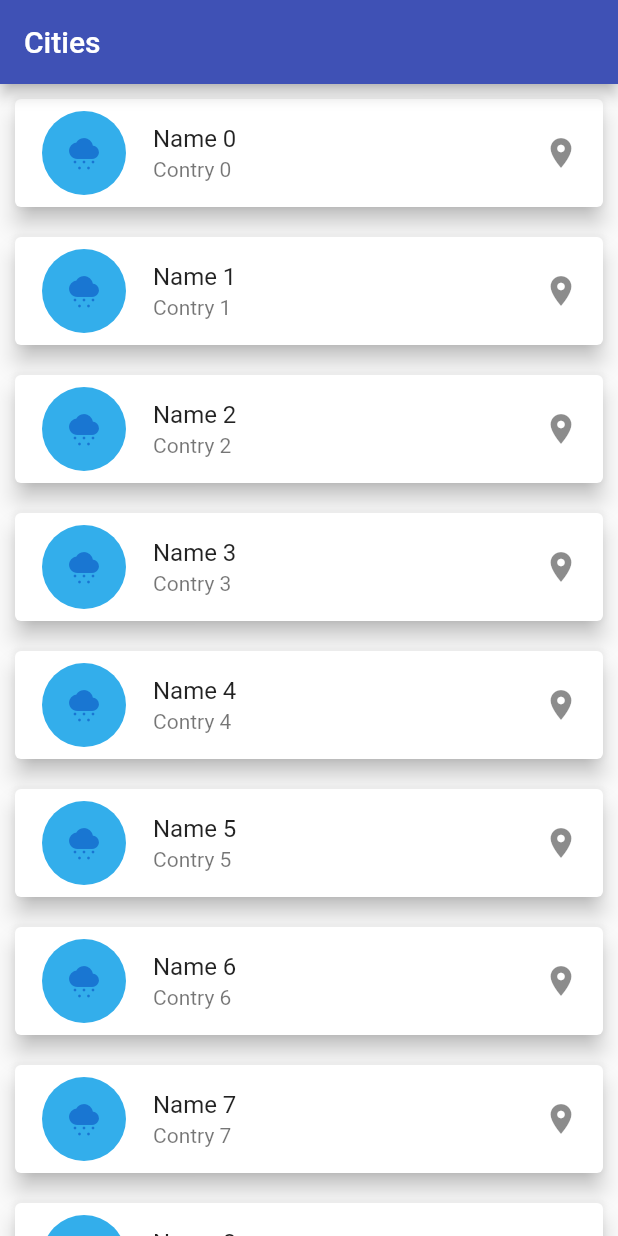
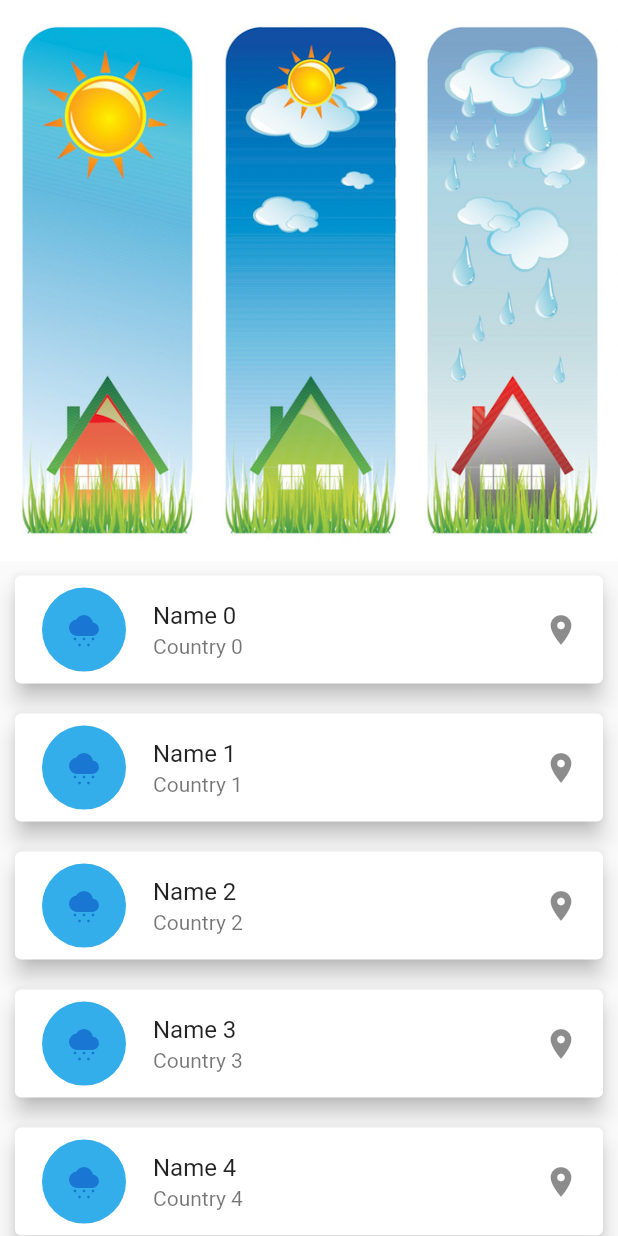
Before and after one commit to jsalazarf27/weather, a Flutter app: the screen it shows after launch, on a phone screen of 412 x 824 dp. Run offline on Flutter 3.47's test engine with Material 2 defaults, Android fonts, the phone set to English and light mode, and no system bars.

Commit message:
add image weather

```diff
--- a/lib/ui/pages/cities_page.dart
+++ b/lib/ui/pages/cities_page.dart
@@ -4,18 +4,19 @@ import 'package:weather/models/city.dart';
 class CitiesPage extends StatelessWidget {
   final List<Cities> cities = List<Cities>.generate(
     20,
-    (i) =>
-        MessageItem(City('Name $i', 'Contry $i', 'Location $i', 'Location $i')),
+    (i) => MessageItem(
+        City('Name $i', 'Country $i', 'Location $i', 'Location $i')),
   );
   CitiesPage({Key? key}) : super(key: key);
 
   @override
   Widget build(BuildContext context) {
     return Scaffold(
-        appBar: AppBar(
-          title: const Text("Cities"),
-        ),
-        body: ListView.builder(
+        body: Column(
+      children: [
+        const Image(image: AssetImage('assets/weather.png')),
+        Expanded(
+          child: ListView.builder(
             itemCount: cities.length,
             itemBuilder: (context, index) => Card(
                 elevation: 6,
@@ -30,6 +31,9 @@ class CitiesPage extends StatelessWidget {
                   subtitle: cities[index].buildSubtitle(context),
                   trailing: const Icon(Icons.place),
                 )),
+          ),
+        )
+      ],
     ));
   }
 }
--- a/pubspec.yaml
+++ b/pubspec.yaml
@@ -58,8 +58,8 @@ flutter:
   uses-material-design: true
 
   # To add assets to your application, add an assets section, like this:
-  # assets:
-  #   - images/a_dot_burr.jpeg
+  assets:
+    - assets/weather.png
   #   - images/a_dot_ham.jpeg
 
   # An image asset can refer to one or more resolution-specific "variants", see
```
Also changed, not shown: assets/weather.png (added). Lines whose indentation alone changed are shown as unchanged.
